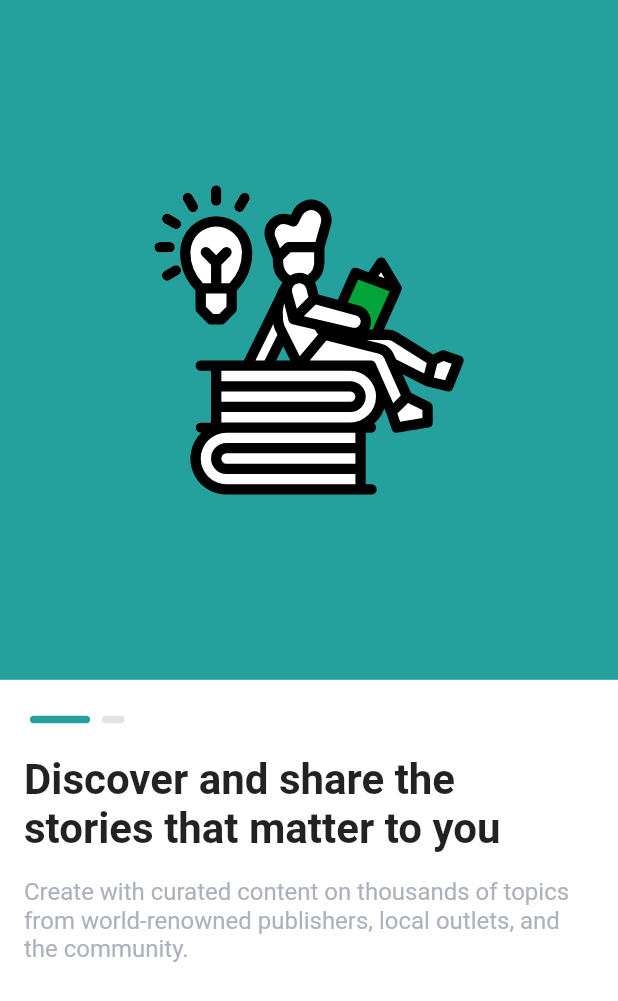
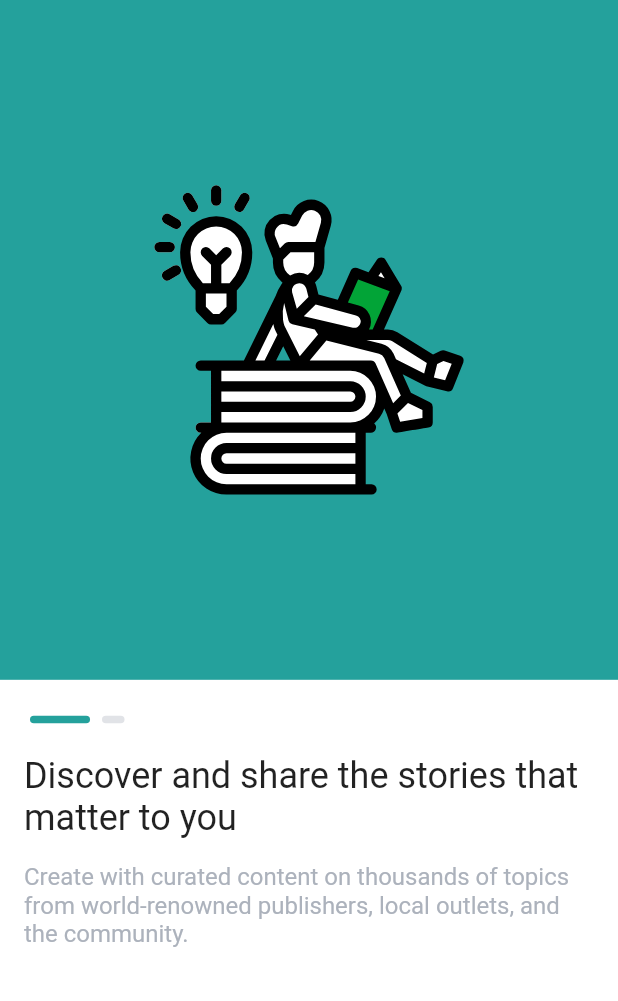
Before and after one commit to ChirikuAlii/Flutter-NewsThree, a Flutter app: the screen it shows after launch, on a phone screen of 412 x 824 dp. Shown: the top 1001 px of the screen. Run offline on Flutter 3.47's test engine with Material 2 defaults, Android fonts, the phone set to English and light mode, and no system bars; our stand-ins replace auto_route, flutter_svg.

Commit message:
add custom toolbar, add title toolbar, and set text theme light&dark

```diff
--- a/lib/presentation/page/intro_page.dart
+++ b/lib/presentation/page/intro_page.dart
@@ -119,7 +119,7 @@ class SliderWidget extends StatelessWidget {
         children: [
           Text(
             title,
-            style: TextStyle(fontSize: 28, fontWeight: FontWeight.bold),
+            style: Theme.of(context).textTheme.headlineSmall
           ),
           SizedBox(
             height: 16,
--- a/lib/res/app_color.dart
+++ b/lib/res/app_color.dart
@@ -4,6 +4,7 @@ class AppColors {
   static const colorPrimary = Color(0xFF24A19C);
 
   static const greyZircon = Color(0xFFe1e3e7);
+  static const greyFont = Color(0xFF666D7B);
 
   static const blueLinkWater = Color(0xFFacb2bc);
   static const blueTangaroa = Color(0xFF111827);
--- a/lib/res/app_theme.dart
+++ b/lib/res/app_theme.dart
@@ -6,13 +6,21 @@ class MyThemes {
   static final darkTheme = ThemeData(
     scaffoldBackgroundColor: AppColors.blackTangaroa,
     primaryColor: AppColors.colorPrimary,
+
+    textTheme: TextTheme(
+      bodyText2: TextStyle(color: AppColors.greyFont)
+    ),
     colorScheme: ColorScheme.dark() ,
-    iconTheme: IconThemeData(color: AppColors.colorPrimary)
+    iconTheme: IconThemeData(color: AppColors.colorPrimary),
+
   );
 
   static final lightTheme = ThemeData(
     scaffoldBackgroundColor: Colors.white,
     primaryColor: AppColors.colorPrimary,
+    textTheme: TextTheme(
+      bodyText2: TextStyle(color: AppColors.greyZircon)
+    ),
     colorScheme: ColorScheme.light() ,
     iconTheme: IconThemeData(color: AppColors.colorPrimary)
   );
```
Also changed, not shown: lib/presentation/page/home_page.dart (+6 -12 lines), lib/presentation/widget/toolbar.dart (added, +42 -0 lines).
